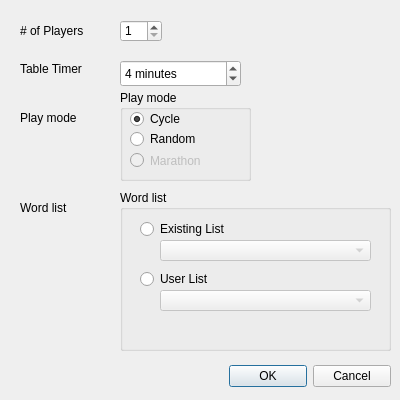
This is trunk/client/src/tableCreateForm.ui in domino14/aerolithdesktop as Qt 5 draws it before an edit. The edited form follows.
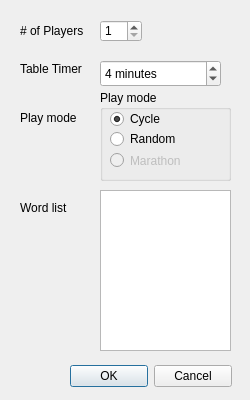
This is the edited form.

```diff
--- a/trunk/client/src/tableCreateForm.ui
+++ b/trunk/client/src/tableCreateForm.ui
@@ -5,19 +5,19 @@
    <rect>
     <x>0</x>
     <y>0</y>
-    <width>400</width>
+    <width>250</width>
     <height>400</height>
    </rect>
   </property>
   <property name="minimumSize" >
    <size>
-    <width>400</width>
+    <width>250</width>
     <height>400</height>
    </size>
   </property>
   <property name="maximumSize" >
    <size>
-    <width>400</width>
+    <width>250</width>
     <height>400</height>
    </size>
   </property>
@@ -43,7 +43,7 @@
   <widget class="QSpinBox" name="playersSpinBox" >
    <property name="geometry" >
     <rect>
-     <x>120</x>
+     <x>100</x>
      <y>20</y>
      <width>42</width>
      <height>22</height>
@@ -95,75 +95,10 @@
     <string>Word list</string>
    </property>
   </widget>
-  <widget class="QGroupBox" name="groupBox_3" >
-   <property name="geometry" >
-    <rect>
-     <x>120</x>
-     <y>190</y>
-     <width>271</width>
-     <height>161</height>
-    </rect>
-   </property>
-   <property name="title" >
-    <string>Word list</string>
-   </property>
-   <widget class="QRadioButton" name="userRbo" >
-    <property name="geometry" >
-     <rect>
-      <x>20</x>
-      <y>80</y>
-      <width>83</width>
-      <height>18</height>
-     </rect>
-    </property>
-    <property name="text" >
-     <string>User List</string>
-    </property>
-   </widget>
-   <widget class="QRadioButton" name="existingRbo" >
-    <property name="geometry" >
-     <rect>
-      <x>20</x>
-      <y>30</y>
-      <width>121</width>
-      <height>18</height>
-     </rect>
-    </property>
-    <property name="text" >
-     <string>Existing List</string>
-    </property>
-   </widget>
-   <widget class="QComboBox" name="elistsCbo" >
-    <property name="enabled" >
-     <bool>false</bool>
-    </property>
-    <property name="geometry" >
-     <rect>
-      <x>40</x>
-      <y>50</y>
-      <width>211</width>
-      <height>21</height>
-     </rect>
-    </property>
-   </widget>
-   <widget class="QComboBox" name="ulistsCbo" >
-    <property name="enabled" >
-     <bool>false</bool>
-    </property>
-    <property name="geometry" >
-     <rect>
-      <x>40</x>
-      <y>100</y>
-      <width>211</width>
-      <height>21</height>
-     </rect>
-    </property>
-   </widget>
-  </widget>
   <widget class="QDialogButtonBox" name="buttonBox" >
    <property name="geometry" >
     <rect>
-     <x>229</x>
+     <x>70</x>
      <y>360</y>
      <width>162</width>
      <height>32</height>
@@ -179,7 +114,7 @@
   <widget class="QSpinBox" name="timerSpinBox" >
    <property name="geometry" >
     <rect>
-     <x>120</x>
+     <x>100</x>
      <y>60</y>
      <width>121</width>
      <height>27</height>
@@ -204,7 +139,7 @@
   <widget class="QGroupBox" name="groupBox" >
    <property name="geometry" >
     <rect>
-     <x>120</x>
+     <x>100</x>
      <y>90</y>
      <width>131</width>
      <height>91</height>
@@ -262,6 +197,16 @@
     </property>
    </widget>
   </widget>
+  <widget class="QListWidget" name="listWidgetTopLevelList" >
+   <property name="geometry" >
+    <rect>
+     <x>100</x>
+     <y>190</y>
+     <width>131</width>
+     <height>161</height>
+    </rect>
+   </property>
+  </widget>
  </widget>
  <resources/>
  <connections>
```
Left out of the diff: 32 changed lines with no effect on the pictures.
